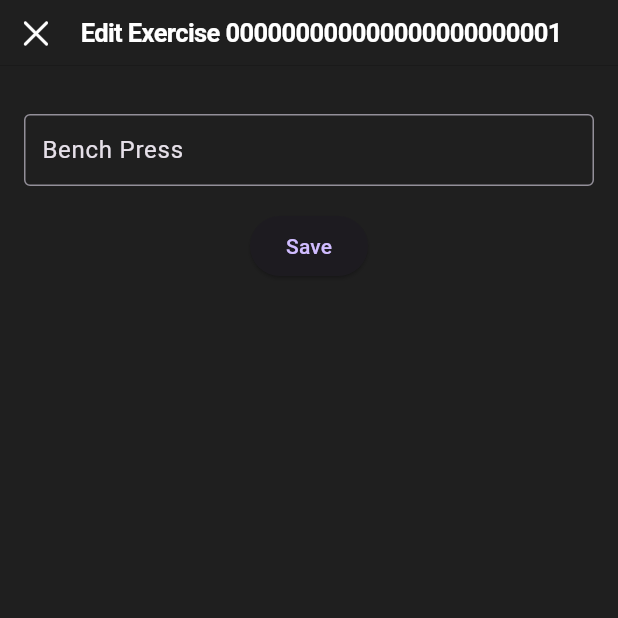
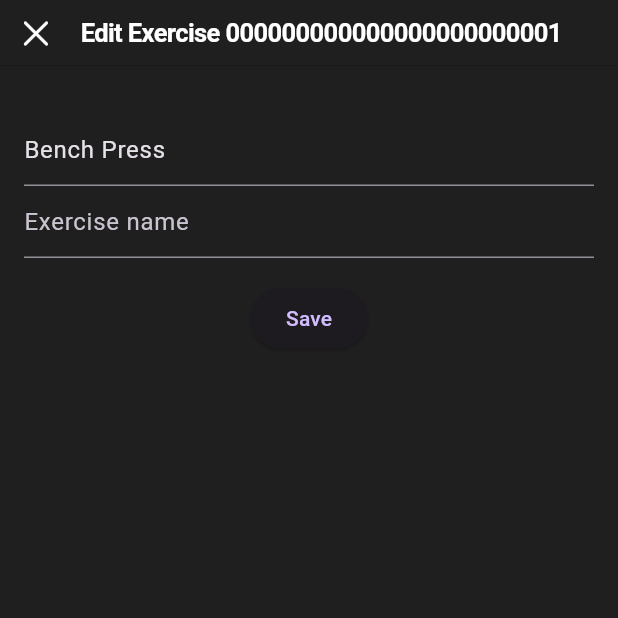
Before and after one commit to MattyD1/flex_workout_logger, a Flutter app: the screen it shows after launch, after a tap on an icon or button, on a phone screen of 412 x 824 dp, the top half of it. Run offline on Flutter 3.47's test engine with Material 3 defaults, Android fonts, the phone set to English and light mode, and no system bars; our stand-ins replace flutter_riverpod, fpdart, freezed_annotation, go_router, realm, riverpod_annotation; generated files the repository leaves out were written again.

Commit message:
Updated updateExercise repo and form

```diff
--- a/lib/features/exercises/infrastructure/repositories/exercise_repository.dart
+++ b/lib/features/exercises/infrastructure/repositories/exercise_repository.dart
@@ -155,10 +155,13 @@ class ExerciseRepository implements IExerciseRepository {
         return left(const Failure.empty());
       }
 
+      final name_ = name.value.getOrElse((l) => 'No name provided');
+      final description_ = description.value.getOrElse((l) => '');
+
       final updatedExercise = Exercise(
         objectId,
-        name.value.getOrElse((l) => 'No name provided'),
-        description.value.getOrElse((l) => ''),
+        name_,
+        description_,
         res.createdAt,
         DateTimeX.current,
       );
--- a/lib/features/exercises/ui/widgets/exercise_edit_form.dart
+++ b/lib/features/exercises/ui/widgets/exercise_edit_form.dart
@@ -2,6 +2,7 @@ import 'package:flex_workout_logger/config/theme/app_layout.dart';
 import 'package:flex_workout_logger/features/exercises/controllers/exercises_edit_controller.dart';
 import 'package:flex_workout_logger/features/exercises/controllers/exercises_list_controller.dart';
 import 'package:flex_workout_logger/features/exercises/domain/entities/exercise_entity.dart';
+import 'package:flex_workout_logger/features/exercises/domain/validations/exercise_description.dart';
 import 'package:flex_workout_logger/features/exercises/domain/validations/exercise_name.dart';
 import 'package:flex_workout_logger/utils/ui_extensions.dart';
 import 'package:flutter/material.dart';
@@ -23,8 +24,11 @@ class ExerciseEditForm extends ConsumerStatefulWidget {
 
 class _ExerciseEditFormState extends ConsumerState<ExerciseEditForm> {
   final _nameController = TextEditingController();
+  final _descriptionController = TextEditingController();
+
   final _formKey = GlobalKey<FormState>();
   ExerciseName? _name;
+  ExerciseDescription? _description;
 
   @override
   void dispose() {
@@ -38,9 +42,15 @@ class _ExerciseEditFormState extends ConsumerState<ExerciseEditForm> {
       AsyncValue<ExerciseEntity>? prev,
       AsyncValue<ExerciseEntity> next,
     ) {
+      // Initialize name
       final v = next.asData!.value.name;
       _nameController.text = v;
       _name = ExerciseName(v);
+
+      // Initialize description
+      final d = next.asData!.value.description;
+      _descriptionController.text = d;
+      _description = ExerciseDescription(d);
     });
     super.initState();
   }
@@ -83,25 +93,22 @@ class _ExerciseEditFormState extends ConsumerState<ExerciseEditForm> {
             onChanged: (value) => _name = ExerciseName(value),
             controller: _nameController,
             decoration: InputDecoration(
-              contentPadding: const EdgeInsets.symmetric(
-                horizontal: AppLayout.miniPadding,
-              ),
               hoverColor: context.colorScheme.foreground,
-              border: const OutlineInputBorder(),
-              focusedBorder: OutlineInputBorder(
-                borderSide: BorderSide(
-                  color: context
-                      .colorScheme.foreground, // Color for Focused Border
-                ),
-              ),
               hintText: 'Exercise name',
-              hintStyle: const TextStyle(
-                fontSize: 14,
-              ),
-              focusColor: context.colorScheme.foreground,
               errorText: errorText,
             ),
             validator: (value) => _name?.validate,
+            readOnly: isLoading,
+          ),
+          TextFormField(
+            onChanged: (value) => _description = ExerciseDescription(value),
+            controller: _descriptionController,
+            decoration: InputDecoration(
+              hoverColor: context.colorScheme.foreground,
+              hintText: 'Exercise name',
+              errorText: errorText,
+            ),
+            validator: (value) => _description?.validate,
             readOnly: isLoading,
           ),
           const SizedBox(height: AppLayout.defaultPadding),
@@ -115,11 +122,11 @@ class _ExerciseEditFormState extends ConsumerState<ExerciseEditForm> {
 
                     if (_name == null) return;
 
-                    // ref
-                    //     .read(
-                    //       exercisesEditControllerProvider(widget.id).notifier,
-                    //     )
-                    //     .handle(_name!);
+                    ref
+                        .read(
+                          exercisesEditControllerProvider(widget.id).notifier,
+                        )
+                        .handle(_name!, _description!);
                   },
             child: isLoading
                 ? const CircularProgressIndicator()
```
